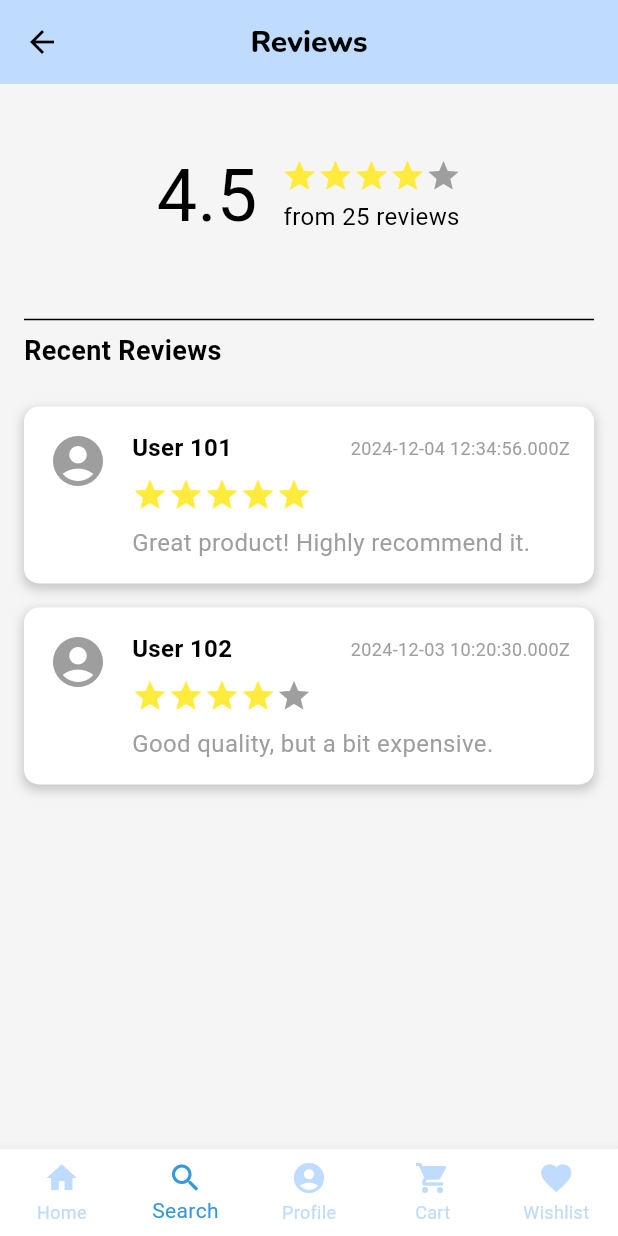
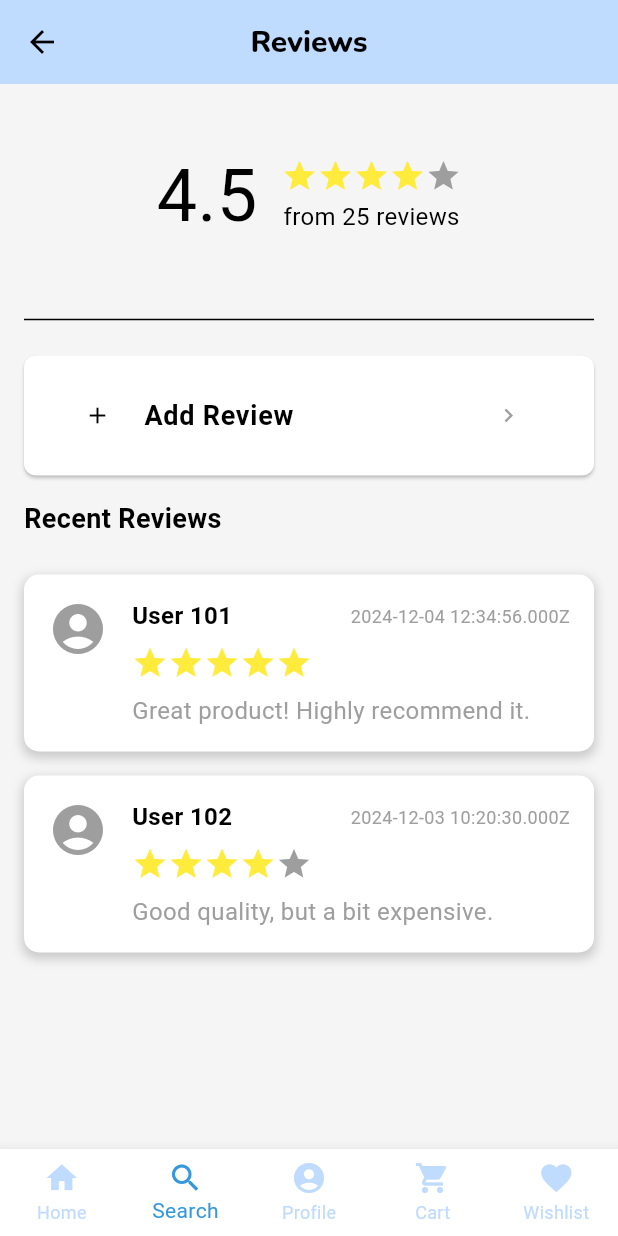
Before and after one commit to PBP-D08/gadget-port-mobile, a Flutter app: the screen it shows after launch, item 2 of the bottom bar chosen, on a phone screen of 412 x 824 dp. Run offline on Flutter 3.47's test engine with Material 3 defaults, Android fonts, the phone set to English and light mode, and no system bars; our stand-ins replace google_fonts; missing offline and left inert: pbp_django_auth; network calls fail.

Commit message:
feat: added add review page

```diff
--- a/lib/screens/review/review_page.dart
+++ b/lib/screens/review/review_page.dart
@@ -1,4 +1,5 @@
 import 'package:flutter/material.dart';
+import 'package:gadget_port_mobile/screens/review/add_review.dart';
 import 'package:google_fonts/google_fonts.dart';
 import 'package:provider/provider.dart';
 import 'dart:convert';
@@ -89,6 +90,7 @@ import '/../themes/app_theme.dart';
 //   }
 // }
 
+import 'package:flutter/material.dart';
 
 class ReviewPage extends StatefulWidget {
   const ReviewPage({super.key});
@@ -203,14 +205,45 @@ class _ReviewPageState extends State<ReviewPage> {
                         ),
                       ),
                       const Divider(),
+                      Padding(
+                        padding: const EdgeInsets.symmetric(vertical: 16.0),
+                        child: ElevatedButton(
+                          style: ElevatedButton.styleFrom(
+                            backgroundColor: Colors.white,
+                            shape: RoundedRectangleBorder(
+                              borderRadius: BorderRadius.circular(8.0),
+                            ),
+                            padding: const EdgeInsets.symmetric(
+                                horizontal: 24.0, vertical: 12.0),
+                          ),
+                          onPressed: () {
+                            Navigator.push(
+                              context,
+                              MaterialPageRoute(
+                                  builder: (context) => const AddReviewPage()),
+                            );
+                          },
+                          child: ListTile(
+                            leading: const Icon(Icons.add, color: Colors.black),
+                            title: const Text('Add Review',
+                                style: TextStyle(fontWeight: FontWeight.bold)),
+                            onTap: () {
+                              Navigator.push(
+                                context,
+                                MaterialPageRoute(builder: (context) => const AddReviewPage()),
+                              );
+                            },
+                            trailing: const Icon(Icons.chevron_right, color: Colors.grey),
+                          ),
+                        ),
+                      ),
                       const Align(
                         alignment: Alignment.centerLeft,
                         child: Padding(
                           padding: EdgeInsets.only(bottom: 16.0),
                           child: Text('Recent Reviews',
                               style: TextStyle(
-                                  fontSize: 18,
-                                  fontWeight: FontWeight.bold)),
+                                  fontSize: 18, fontWeight: FontWeight.bold)),
                         ),
                       ),
                       Column(
```
Also changed, not shown: lib/screens/review/add_review.dart (+121 -0 lines).
